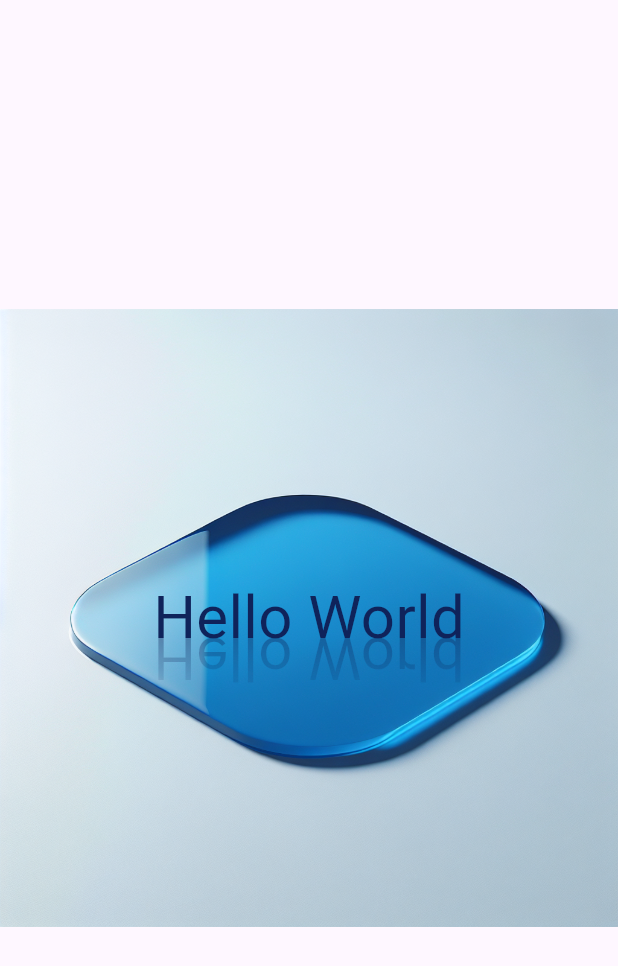
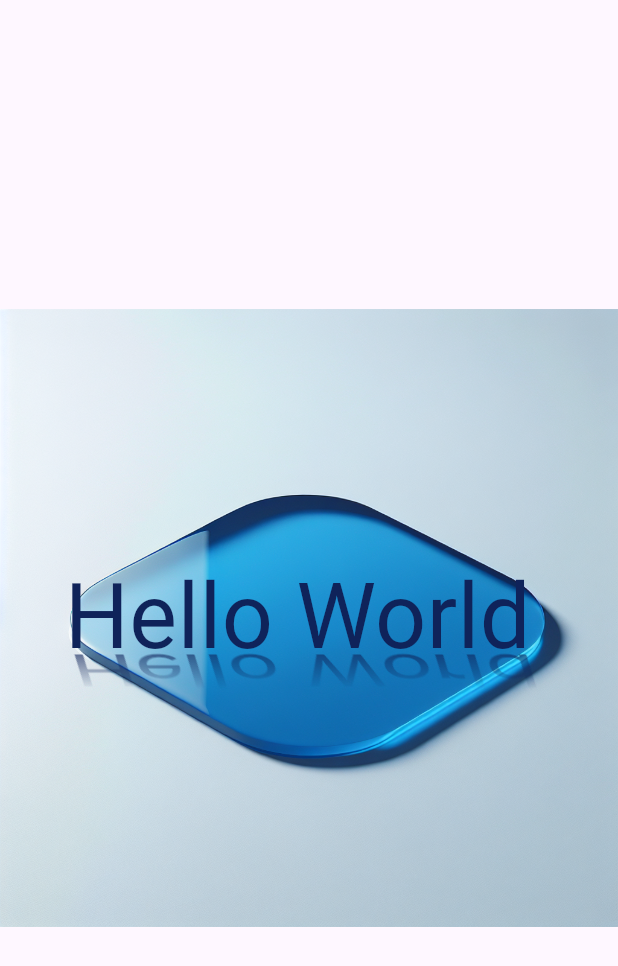
Before and after one commit to franklin83diaz/reflection, a Flutter app: the screen it shows after launch, on a phone screen of 412 x 824 dp. Shown: the top 966 px of the screen. Run offline on Flutter 3.47's test engine with Material 3 defaults, Android fonts, the phone set to English and light mode, and no system bars.

Commit message:
staging version 2

```diff
--- a/example/lib/main.dart
+++ b/example/lib/main.dart
@@ -17,10 +17,9 @@ class MyApp extends StatelessWidget {
             Center(child: Image.asset('images/backgraund.png')),
             const Center(
               child: Reflection(
-                negativeSpace: 30,
-                child: Text('Hello World',
+                child: Text('Hello World ',
                     style: TextStyle(
-                        fontSize: 40, color: Color.fromARGB(255, 15, 35, 90))),
+                        fontSize: 60, color: Color.fromARGB(255, 15, 35, 90))),
               ),
             ),
           ],
--- a/lib/reflection_effect.dart
+++ b/lib/reflection_effect.dart
@@ -1,3 +1,4 @@
 library reflection;
 
+export 'src/config_reflection.dart';
 export 'src/reflection_widget.dart';
--- /dev/null
+++ b/lib/src/config_reflection.dart
@@ -0,0 +1,37 @@
+///Create CustomConfigReflection to custom reflection
+///The [skewX] is the skew of the reflection 0.0 to 1.0
+///The [scaleY] is the size of reflection widget 0.0 to 2.0
+///The [opacity] is the opacity of the reflection 0.0 to 1.0
+///The [reflectionLength] is the length of the reflection 0.0 to 1.0
+///
+class CustomSettingReflection {
+  final double skewX;
+  final double scaleY;
+  final double opacity;
+  final double reflectionLength;
+  final double positionX;
+  final double expandRight;
+  final double below;
+
+  CustomSettingReflection({
+    this.skewX = 0.3,
+    this.scaleY = 0.8,
+    this.opacity = 0.5,
+    this.reflectionLength = 0.4,
+    this.positionX = 0.0,
+    this.expandRight = 0.0,
+    this.below = 0.0,
+  });
+}
+
+class SettingReflection {
+  final CustomSettingReflection defaultReflection = CustomSettingReflection(
+    skewX: 0.3,
+    scaleY: 0.5,
+    opacity: 0.9,
+    reflectionLength: 0.4,
+    positionX: -2,
+    expandRight: 6,
+    below: -30,
+  );
+}
--- a/lib/src/reflection_widget.dart
+++ b/lib/src/reflection_widget.dart
@@ -1,4 +1,5 @@
 import 'package:flutter/material.dart';
+import 'package:reflection_effect/src/config_reflection.dart';
 
 /// Widget that shows a reflection of its child
 ///
@@ -8,15 +9,12 @@ import 'package:flutter/material.dart';
 ///
 ///
 class Reflection extends StatefulWidget {
-  const Reflection(
-      {super.key,
-      required this.child,
-      this.reflectionOpacity = 0.5,
-      this.negativeSpace = 0});
+  const Reflection({
+    super.key,
+    required this.child,
+  });
 
   final Widget child;
-  final double reflectionOpacity;
-  final double negativeSpace;
 
   @override
   State<Reflection> createState() => _ReflectWidgetState();
@@ -56,30 +54,55 @@ class _ReflectWidgetState extends State<Reflection>
 
   @override
   Widget build(BuildContext context) {
+    SettingReflection settingReflection = SettingReflection();
+
+    final double positionX = settingReflection.defaultReflection.positionX;
+    final double reflectionLength =
+        settingReflection.defaultReflection.reflectionLength;
+    final double skewX = settingReflection.defaultReflection.skewX;
+    final double scaleY = settingReflection.defaultReflection.scaleY;
+    final double expandRight = settingReflection.defaultReflection.expandRight;
+    final double opacity = settingReflection.defaultReflection.opacity;
+    final double below = settingReflection.defaultReflection.below;
+
     return OverlayPortal(
       controller: controller,
       overlayChildBuilder: (BuildContext context) {
         return Positioned(
-          top: childPosition.dy + childSize.height - widget.negativeSpace,
-          left: childPosition.dx,
+          top: childPosition.dy + childSize.height + below,
+          left: childPosition.dx + positionX,
           child: ShaderMask(
             shaderCallback: (Rect bounds) {
-              return const LinearGradient(
+              return LinearGradient(
                 begin: Alignment.topCenter,
                 end: Alignment.bottomCenter,
-                colors: <Color>[Colors.black, Color.fromARGB(0, 0, 0, 0)],
-                stops: [0.0, 1.0],
+                colors: const <Color>[
+                  Colors.black,
+                  Color.fromARGB(0, 0, 0, 0),
+                  Color.fromARGB(0, 0, 0, 0)
+                ],
+                stops: [0.0, reflectionLength, 1.0],
               ).createShader(bounds);
             },
-            blendMode: BlendMode
-                .dstIn, // Usa el destino (contenido del ShaderMask) y descarta el origen (widget hijo)
+            blendMode: BlendMode.dstIn,
             child: Opacity(
-              opacity: widget.reflectionOpacity,
+              opacity: opacity,
               child: Transform(
-                filterQuality: FilterQuality.low,
-                transform: Matrix4.identity()..scale(1.0, -1.0),
-                alignment: Alignment.center,
-                child: widget.child,
+                transform: Matrix4.skewX(skewX),
+                child: Transform(
+                  transform: Transform.scale(
+                    scaleY: scaleY,
+                  ).transform,
+                  child: Transform(
+                    filterQuality: FilterQuality.low,
+                    transform: Matrix4.identity()..scale(1.0, -1.0),
+                    alignment: Alignment.center,
+                    child: Padding(
+                      padding: EdgeInsets.only(right: expandRight),
+                      child: widget.child,
+                    ),
+                  ),
+                ),
               ),
             ),
           ),
--- a/pubspec.yaml
+++ b/pubspec.yaml
@@ -1,5 +1,5 @@
 name: reflection_effect
-description: "Reflectable is a Flutter package that provides a customizable widget designed to create a reflective effect on its child widget, is inspired by CSS box-reflect . It's perfect for adding a touch of elegance and sophistication to your app's UI by mirroring the content of any widget you choose."
+description: "Reflectable is a Flutter package that provides a customizable widget designed to create a reflective effect on its child widget, is inspired by CSS box-reflect."
 version: 1.0.3
 homepage: https://github.com/franklin83diaz/reflection
 
```
Also changed, not shown: example/images/reflection_effect2.png (added), 2 other files.
